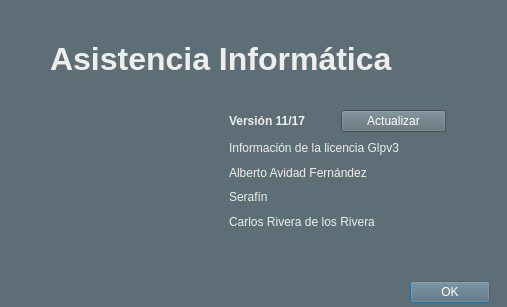
First picture: the form in acercade/acerdade.ui, repository grxdipgra/GrxMenu, before the edit.
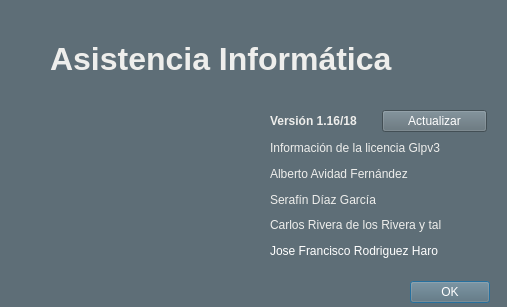
Second picture: the form after the edit. Icons and pictures are not drawn.

```diff
--- a/acercade/acerdade.ui
+++ b/acercade/acerdade.ui
@@ -572,10 +572,10 @@
   <widget class="QWidget" name="layoutWidget">
    <property name="geometry">
     <rect>
-     <x>229</x>
+     <x>270</x>
      <y>110</y>
      <width>217</width>
-     <height>121</height>
+     <height>151</height>
     </rect>
    </property>
    <layout class="QVBoxLayout" name="verticalLayout">
@@ -627,7 +627,7 @@
          </font>
         </property>
         <property name="text">
-         <string>Versión 11/17</string>
+         <string>Versión 1.16/18</string>
         </property>
        </widget>
       </item>
@@ -768,7 +768,7 @@
        </palette>
       </property>
       <property name="text">
-       <string>Serafín </string>
+       <string>Serafín Díaz García</string>
       </property>
      </widget>
     </item>
@@ -812,7 +812,14 @@
        </palette>
       </property>
       <property name="text">
-       <string>Carlos Rivera de los Rivera</string>
+       <string>Carlos Rivera de los Rivera y tal</string>
+      </property>
+     </widget>
+    </item>
+    <item>
+     <widget class="QLabel" name="label_7">
+      <property name="text">
+       <string>Jose Francisco Rodriguez Haro</string>
       </property>
      </widget>
     </item>
```
Left out of the diff: 4 changed lines with no effect on the pictures.
